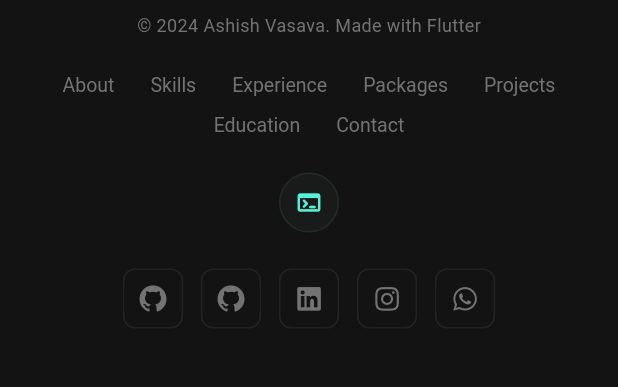
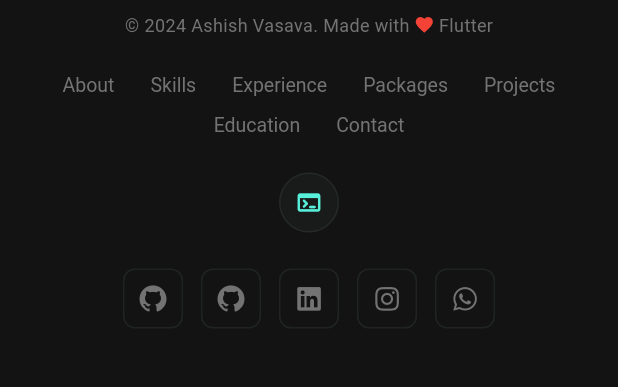
Before and after one commit to ASHISH1317/my-portfolio, a Flutter app: the Footer widget shown alone on an empty page, opened directly, on a phone screen of 412 x 824 dp, the part 441-828 px from its top. Run offline on Flutter 3.47's test engine with Material 3 defaults, Android fonts, the phone set to English and light mode, and no system bars; our stand-ins replace flutter_animate, font_awesome_flutter, get, pdf, printing, visibility_detector; missing offline and left inert: $name, dart:html; network calls fail; Roboto replaces fonts that are missing (Be Vietnam Pro, JetBrains Mono).

Commit message:
feat: add animated pumping heart icon to footer copyright text

```diff
--- a/lib/app/sections/footer.dart
+++ b/lib/app/sections/footer.dart
@@ -100,12 +100,27 @@ class Footer extends StatelessWidget {
           ),
         ),
         const SizedBox(height: 8),
-        Text(
-          "© 2024 ${PortfolioData.fullName}. Made with Flutter",
-          style: TextStyle(
-            color: ThemeConfig.textMuted,
-            fontSize: 12,
-          ),
+        Row(
+          mainAxisAlignment: isMobile ? MainAxisAlignment.center : MainAxisAlignment.start,
+          mainAxisSize: MainAxisSize.min,
+          crossAxisAlignment: CrossAxisAlignment.center,
+          children: [
+            Text(
+              "© 2024 ${PortfolioData.fullName}. Made with ",
+              style: TextStyle(
+                color: ThemeConfig.textMuted,
+                fontSize: 12,
+              ),
+            ),
+            const PumpingHeart(),
+            Text(
+              " Flutter",
+              style: TextStyle(
+                color: ThemeConfig.textMuted,
+                fontSize: 12,
+              ),
+            ),
+          ],
         ),
       ],
     );
@@ -252,3 +267,70 @@ class _FooterLinkState extends State<FooterLink> {
     );
   }
 }
+
+// Stateful pumping heart micro-animation
+class PumpingHeart extends StatefulWidget {
+  const PumpingHeart({super.key});
+
+  @override
+  State<PumpingHeart> createState() => _PumpingHeartState();
+}
+
+class _PumpingHeartState extends State<PumpingHeart>
+    with SingleTickerProviderStateMixin {
+  late AnimationController _controller;
+  late Animation<double> _scaleAnimation;
+
+  @override
+  void initState() {
+    super.initState();
+    _controller = AnimationController(
+      vsync: this,
+      duration: const Duration(milliseconds: 1000), // Heartbeat period
+    );
+
+    // Heartbeat double-pump sequence
+    _scaleAnimation = TweenSequence<double>([
+      TweenSequenceItem(
+        tween: Tween<double>(begin: 1.0, end: 1.25)
+            .chain(CurveTween(curve: Curves.easeOut)),
+        weight: 15,
+      ),
+      TweenSequenceItem(
+        tween: Tween<double>(begin: 1.25, end: 1.0)
+            .chain(CurveTween(curve: Curves.easeIn)),
+        weight: 15,
+      ),
+      TweenSequenceItem(
+        tween: Tween<double>(begin: 1.0, end: 1.2)
+            .chain(CurveTween(curve: Curves.easeOut)),
+        weight: 15,
+      ),
+      TweenSequenceItem(
+        tween: Tween<double>(begin: 1.2, end: 1.0)
+            .chain(CurveTween(curve: Curves.easeIn)),
+        weight: 55, // Resting weight
+      ),
+    ]).animate(_controller);
+
+    _controller.repeat();
+  }
+
+  @override
+  void dispose() {
+    _controller.dispose();
+    super.dispose();
+  }
+
+  @override
+  Widget build(BuildContext context) {
+    return ScaleTransition(
+      scale: _scaleAnimation,
+      child: const Icon(
+        Icons.favorite,
+        color: Colors.red,
+        size: 13,
+      ),
+    );
+  }
+}
```
